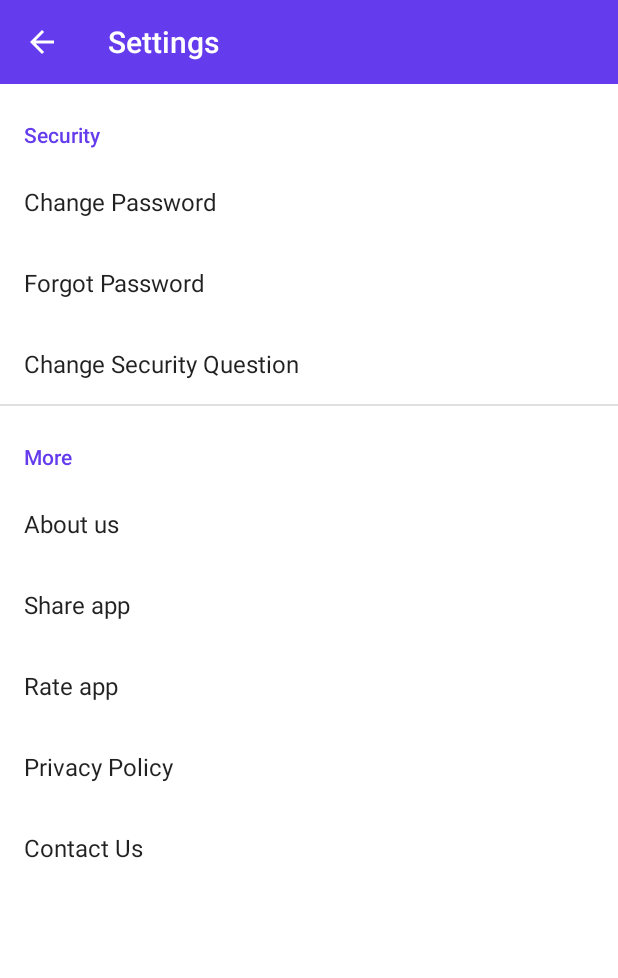
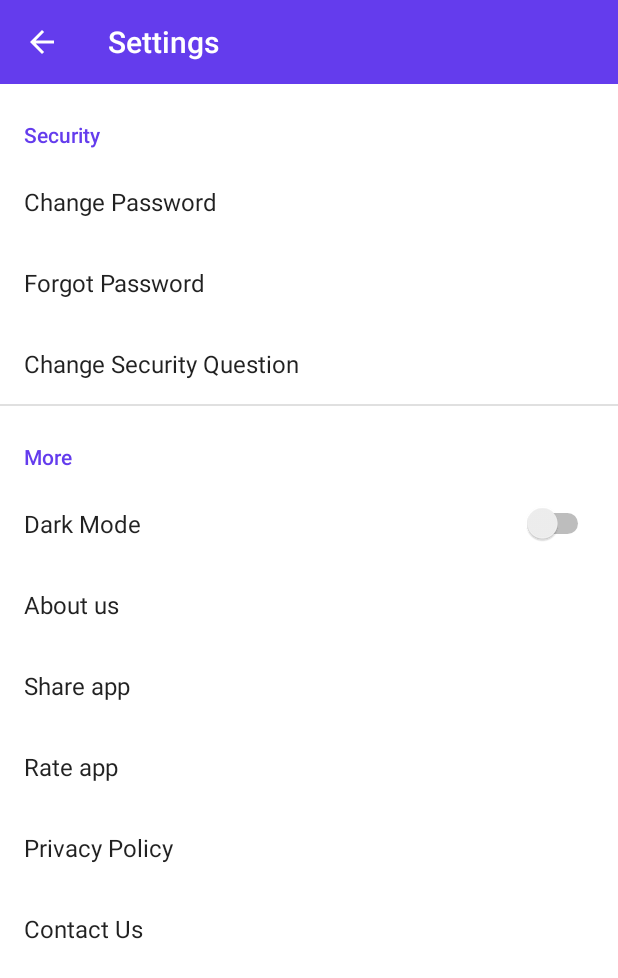
Before and after one commit to Waqas334/VaultCalcApp, an Android app: the SettingsActivity screen opened directly, with no data from a screen before it, on a phone screen of 412 x 824 dp. Shown: the top 978 px of the screen. Run offline under Robolectric (Android 15) with nearby library versions, the phone set to English and light mode, and no system bars; our stand-ins replace androidx.preference.

Commit message:
dark mode enable

```diff
--- a/app/src/main/java/com/androidbull/calculator/photo/vault/activities/SettingsActivity.java
+++ b/app/src/main/java/com/androidbull/calculator/photo/vault/activities/SettingsActivity.java
@@ -21,7 +21,7 @@ public class SettingsActivity extends MyBassActivity {
         getSupportActionBar().setTitle(getString(R.string.settings));
         getSupportActionBar().setDisplayHomeAsUpEnabled(true);
 
-        SettingsFragment settingsFragment = new SettingsFragment();
+        SettingsFragment settingsFragment = new SettingsFragment(SettingsActivity.this);
         getSupportFragmentManager().beginTransaction().add(R.id.settings_fragment_container, settingsFragment).commit();
     }
 
--- a/app/src/main/res/values/Non Translateable Strings.xml
+++ b/app/src/main/res/values/Non Translateable Strings.xml
@@ -5,6 +5,7 @@
     <string name="pref_key_change_question">pref_change_security_question</string>
     <string name="pref_key_forgot_password">pref_forgot_password</string>
     <string name="pref_key_about_us">pref_about_us</string>
+    <string name="pref_key_dark_mode">pref_dark_mode</string>
     <string name="pref_key_share_app">pref_share_app</string>
     <string name="pref_key_rate_app">pref_rate_app</string>
     <string name="pref_key_privacy_policy">pref_privacy_policy</string>
--- a/app/src/main/res/values/strings.xml
+++ b/app/src/main/res/values/strings.xml
@@ -22,6 +22,7 @@
     <string name="change_security_question">Change Security Question</string>
     <string name="mroe">More</string>
     <string name="about_us">About us</string>
+    <string name="dark_mode" translatable="false">Dark Mode</string>
     <string name="share_app">Share app</string>
     <string name="rate_app">Rate app</string>
     <string name="privacy_policy">Privacy Policy</string>
--- a/app/src/main/res/xml/setting_preferences.xml
+++ b/app/src/main/res/xml/setting_preferences.xml
@@ -27,6 +27,12 @@
         app:allowDividerBelow="true"
         app:iconSpaceReserved="false">
 
+        <SwitchPreference
+            android:key="@string/pref_key_dark_mode"
+            android:title="@string/dark_mode"
+            app:iconSpaceReserved="false"
+            android:defaultValue="false"/>
+
         <Preference
             android:key="@string/pref_key_about_us"
             android:title="@string/about_us"
```
Also changed, not shown: app/src/main/java/com/androidbull/calculator/photo/vault/MainApplication.java (+11 -0 lines), app/src/main/java/com/androidbull/calculator/photo/vault/SettingsFragment.java (+39 -1 lines).
